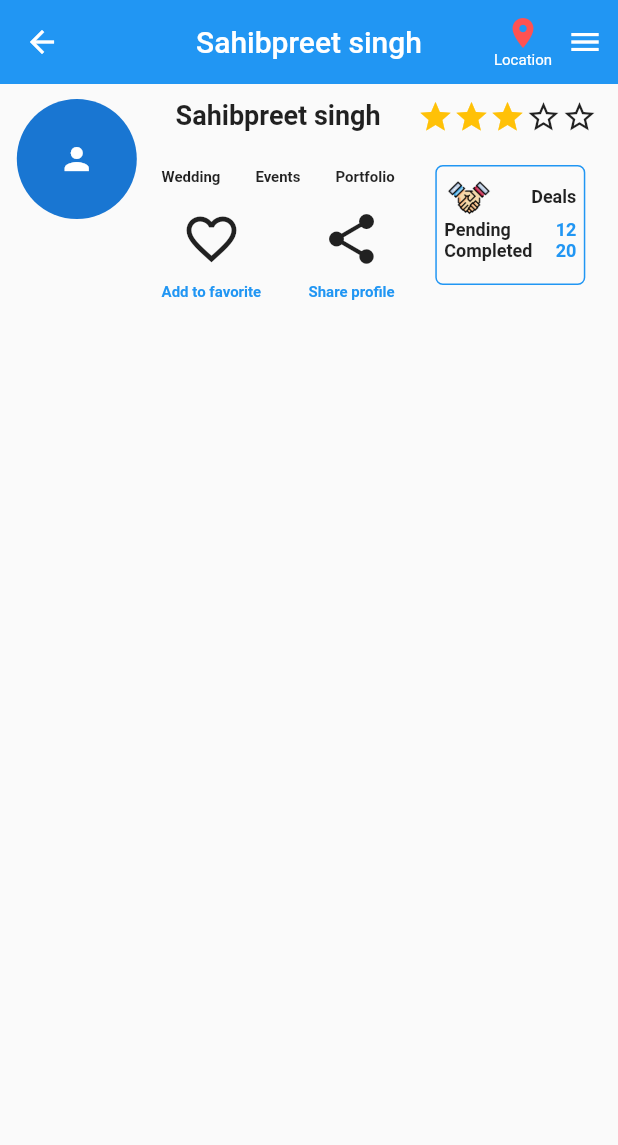
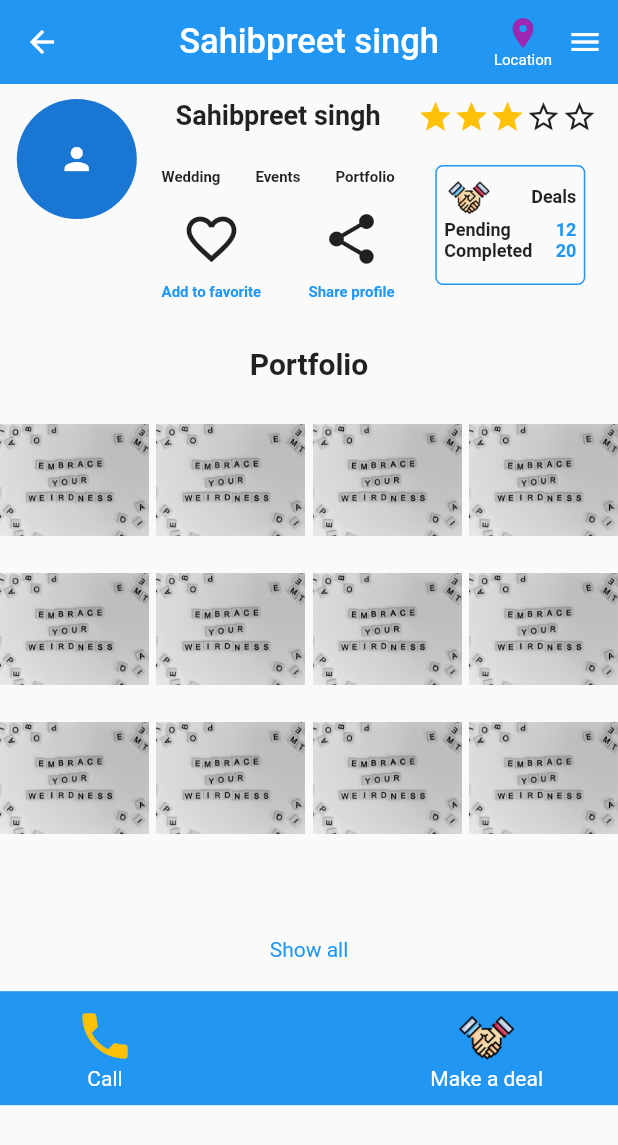
Before and after one commit to fzserver/kaptureone, a Flutter app: the MarriageDetailsScreen screen opened directly, on a phone screen of 412 x 824 dp. Shown: the top 1145 px of the screen. Run offline on Flutter 3.47's test engine with Material 2 defaults, Android fonts, the phone set to English and light mode, and no system bars; our stand-ins replace flutter_svg.

Commit message:
Added widget Profile card

```diff
--- a/lib/Screens/MarriageDetailsScreen.dart
+++ b/lib/Screens/MarriageDetailsScreen.dart
@@ -1,5 +1,5 @@
 import 'package:flutter/material.dart';
-import '../widget/DealsBox.dart';
+import '../widget/ProfileCard.dart';
 
 class MarriageDetailsScreen extends StatelessWidget{
   @override
@@ -8,7 +8,7 @@ class MarriageDetailsScreen extends StatelessWidget{
     return Scaffold(
         appBar: AppBar(
           elevation: 0,
-          title: Text("Sahibpreet singh"),
+          title: Text("Sahibpreet singh",style: TextStyle(fontSize: 23),),
           centerTitle: true,
           actions: <Widget>[
             Row(
@@ -21,7 +21,7 @@ class MarriageDetailsScreen extends StatelessWidget{
                     children: <Widget>[
                       Icon(
                         Icons.location_on,
-                        color: Colors.redAccent,
+                        color: Colors.purple,
                       ),
                       Text(
                         "Location",
@@ -38,84 +38,58 @@ class MarriageDetailsScreen extends StatelessWidget{
             )
           ],
         ),
-        body: Container(
-          padding: EdgeInsets.all(10.0),
-          child: Row(
-            crossAxisAlignment: CrossAxisAlignment.start,
-            mainAxisAlignment: MainAxisAlignment.spaceBetween,
+        body: SingleChildScrollView(
+          child: Column(
             children: <Widget>[
+              ProfileCard(),
               Container(
-                width: MediaQuery.of(context).size.width*0.2,
-                child: CircleAvatar(
-                  child: Icon(Icons.person),
-                  radius: 40,
+                  padding: EdgeInsets.only(top: 20.0),
+                  child: Text("Portfolio", style: TextStyle(fontSize: 20.0, fontWeight: FontWeight.bold),)),
+              Container(
+                    height: MediaQuery.of(context).size.height * 0.45,
+                    padding: EdgeInsets.symmetric(
+                    vertical: MediaQuery.of(context).size.height * 0.02),
+                    child: GridView.count(
+                      crossAxisCount: 4,
+                      crossAxisSpacing: 5,
+                      children: List.generate(12, (index) {
+                        return Center(
+                          child: Image(
+                            image: AssetImage('assets/images/bg.png'),
+                          )
+                        );
+                      }),
+                    )
               ),
+              Padding(
+                padding: EdgeInsets.only(bottom: 20.0),
+                child: Text("Show all", style: TextStyle(color: Colors.blue),),
               ),
               Container(
-                width: MediaQuery.of(context).size.width*0.45,
-                child: Column(
-                  children: <Widget>[
-                    Padding(
-                      padding:  EdgeInsets.only(bottom: 10.0),
-                      child: Text("Sahibpreet singh", style: TextStyle(fontSize: 18, fontWeight: FontWeight.bold),),
-                    ),
-                    Padding(
-                      padding:  EdgeInsets.all(15.0),
-                      child: Row(
-                        mainAxisAlignment: MainAxisAlignment.spaceBetween,
-                        children: <Widget>[
-                          Text("Wedding", style: TextStyle(fontSize: 10, fontWeight: FontWeight.bold),),
-                          Text("Events", style: TextStyle(fontSize: 10, fontWeight: FontWeight.bold),),
-                          Text("Portfolio", style: TextStyle(fontSize: 10, fontWeight: FontWeight.bold),)
-                        ],
-                      ),
-                    ),
-                    Padding(
-                      padding: EdgeInsets.symmetric(horizontal: 15.0),
+                color: Colors.blue,
+                padding: EdgeInsets.symmetric(horizontal: 50.0, vertical: 10.0),
                 child: Row(
                   mainAxisAlignment: MainAxisAlignment.spaceBetween,
                   children: <Widget>[
                     Column(
                       children: <Widget>[
-                              Padding(
-                                padding:  EdgeInsets.only(bottom: 10.0),
-                                child: Icon(Icons.favorite_border, size: 40,),
+                        Icon(
+                          Icons.phone,
+                          size: 40,
+                          color: Colors.amber,
                         ),
-                              Text('Add to favorite', style: TextStyle(fontSize: 10, fontWeight: FontWeight.bold, color: Colors.blue),)
+                        Text("Call", style: TextStyle(color: Colors.white),)
                       ],
                     ),
                     Column(
                       children: <Widget>[
-                              Padding(
-                                padding:  EdgeInsets.only(bottom: 10.0),
-                                child: Icon(Icons.share, size: 40,),
+                        Image(
+                          image: AssetImage("assets/images/deals.png"),
+                          height: 40,
                         ),
-                              Text('Share profile', style: TextStyle(fontSize: 10, fontWeight: FontWeight.bold, color: Colors.blue),)
+                        Text("Make a deal", style: TextStyle(color: Colors.white),)
                       ],
                     )
-                        ],
-                      ),
-                    )
-                  ],
-                ),
-              ),
-              Container(
-                width: MediaQuery.of(context).size.width*0.30,
-                child: Column(
-                  children: <Widget>[
-                    Padding(
-                      padding:  EdgeInsets.only(bottom: 20.0),
-                      child: Row(
-                        children: <Widget>[
-                          Icon(Icons.star, color: Colors.amber,),
-                          Icon(Icons.star, color: Colors.amber,),
-                          Icon(Icons.star, color: Colors.amber,),
-                          Icon(Icons.star_border),
-                          Icon(Icons.star_border),
-                        ],
-                      ),
-                    ),
-                    DealsBox()
                   ],
                 ),
               )
--- /dev/null
+++ b/lib/widget/ProfileCard.dart
@@ -0,0 +1,94 @@
+import 'package:flutter/material.dart';
+import '../widget/DealsBox.dart';
+
+
+class ProfileCard extends StatelessWidget{
+  @override
+  Widget build(BuildContext context) {
+    return Container(
+      padding: EdgeInsets.all(10.0),
+      child: Row(
+        crossAxisAlignment: CrossAxisAlignment.start,
+        mainAxisAlignment: MainAxisAlignment.spaceBetween,
+        children: <Widget>[
+          Container(
+            width: MediaQuery.of(context).size.width*0.2,
+            child: CircleAvatar(
+              child: Icon(Icons.person),
+              radius: 40,
+            ),
+          ),
+          Container(
+            width: MediaQuery.of(context).size.width*0.45,
+            child: Column(
+              children: <Widget>[
+                Padding(
+                  padding:  EdgeInsets.only(bottom: 10.0),
+                  child: Text("Sahibpreet singh", style: TextStyle(fontSize: 18, fontWeight: FontWeight.bold),),
+                ),
+                Padding(
+                  padding:  EdgeInsets.all(15.0),
+                  child: Row(
+                    mainAxisAlignment: MainAxisAlignment.spaceBetween,
+                    children: <Widget>[
+                      Text("Wedding", style: TextStyle(fontSize: 10, fontWeight: FontWeight.bold),),
+                      Text("Events", style: TextStyle(fontSize: 10, fontWeight: FontWeight.bold),),
+                      Text("Portfolio", style: TextStyle(fontSize: 10, fontWeight: FontWeight.bold),)
+                    ],
+                  ),
+                ),
+                Padding(
+                  padding: EdgeInsets.symmetric(horizontal: 15.0),
+                  child: Row(
+                    mainAxisAlignment: MainAxisAlignment.spaceBetween,
+                    children: <Widget>[
+                      Column(
+                        children: <Widget>[
+                          Padding(
+                            padding:  EdgeInsets.only(bottom: 10.0),
+                            child: Icon(Icons.favorite_border, size: 40,),
+                          ),
+                          Text('Add to favorite', style: TextStyle(fontSize: 10, fontWeight: FontWeight.bold, color: Colors.blue),)
+                        ],
+                      ),
+                      Column(
+                        children: <Widget>[
+                          Padding(
+                            padding:  EdgeInsets.only(bottom: 10.0),
+                            child: Icon(Icons.share, size: 40,),
+                          ),
+                          Text('Share profile', style: TextStyle(fontSize: 10, fontWeight: FontWeight.bold, color: Colors.blue),)
+                        ],
+                      )
+                    ],
+                  ),
+                )
+              ],
+            ),
+          ),
+          Container(
+            width: MediaQuery.of(context).size.width*0.30,
+            child: Column(
+              children: <Widget>[
+                Padding(
+                  padding:  EdgeInsets.only(bottom: 20.0),
+                  child: Row(
+                    children: <Widget>[
+                      Icon(Icons.star, color: Colors.amber,),
+                      Icon(Icons.star, color: Colors.amber,),
+                      Icon(Icons.star, color: Colors.amber,),
+                      Icon(Icons.star_border),
+                      Icon(Icons.star_border),
+                    ],
+                  ),
+                ),
+                DealsBox()
+              ],
+            ),
+          )
+        ],
+      ),
+    );
+  }
+
+}
```
Lines whose indentation alone changed are shown as unchanged.
